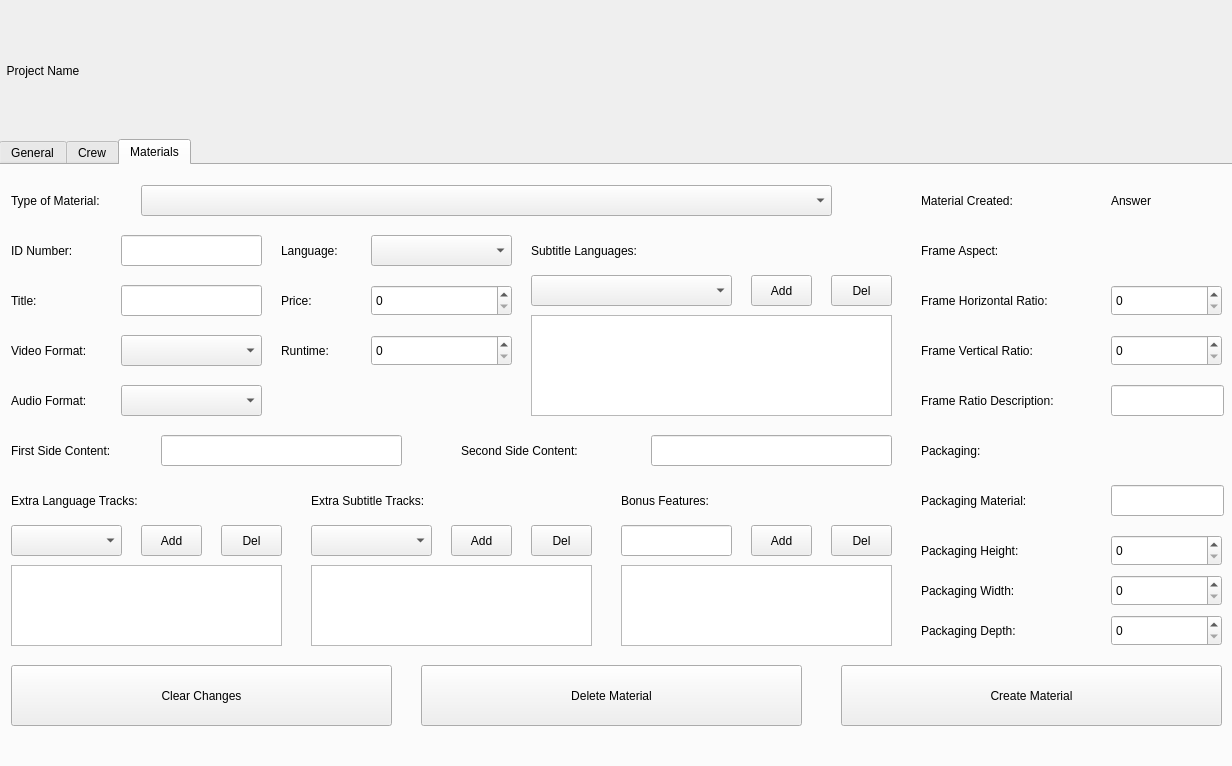
Above: TrekStarApp/forms/projectwindow.ui from EdwinLangley/SDI-TrekStar-Application before the change. Below: the same form after it.
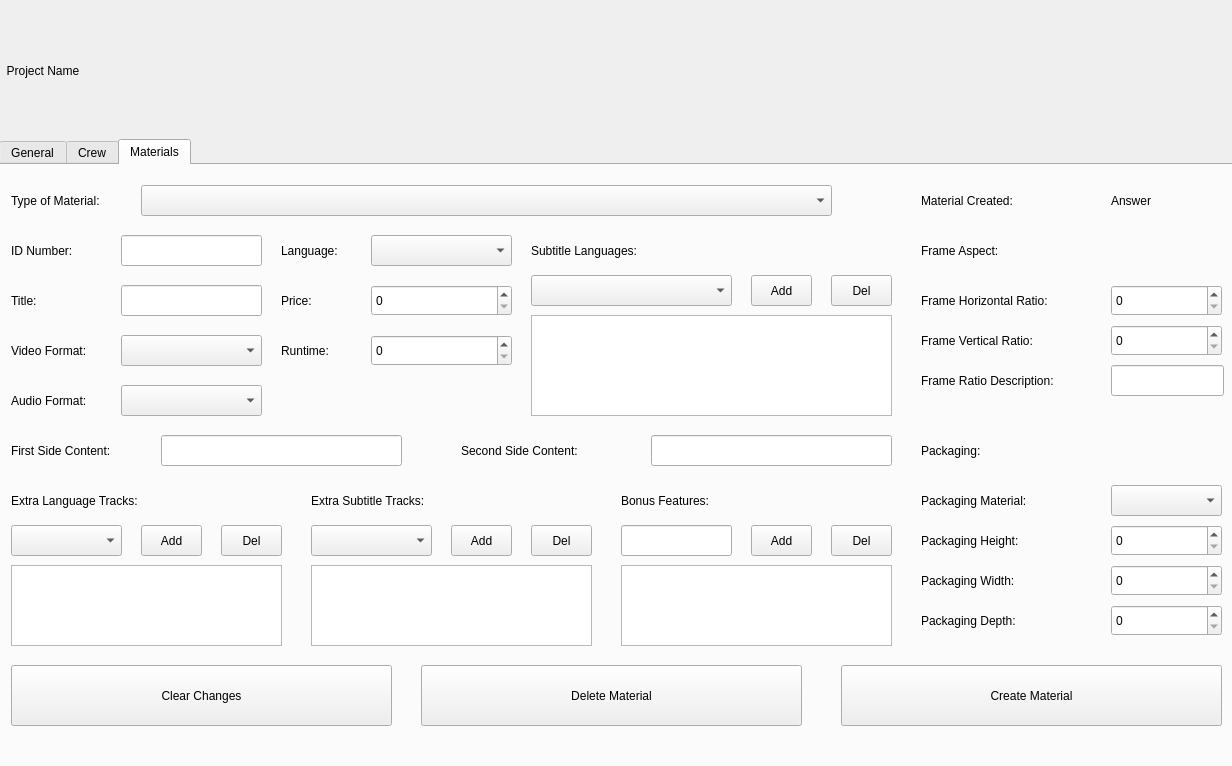
That is the form after the change.

Commit message: Packaging materials changed to combo box

Patch:
```diff
--- a/TrekStarApp/forms/projectwindow.ui
+++ b/TrekStarApp/forms/projectwindow.ui
@@ -1176,7 +1176,7 @@
      <property name="geometry">
       <rect>
        <x>1110</x>
-       <y>170</y>
+       <y>160</y>
        <width>111</width>
        <height>31</height>
       </rect>
@@ -1186,7 +1186,7 @@
      <property name="geometry">
       <rect>
        <x>920</x>
-       <y>170</y>
+       <y>160</y>
        <width>161</width>
        <height>31</height>
       </rect>
@@ -1212,7 +1212,7 @@
      <property name="geometry">
       <rect>
        <x>1110</x>
-       <y>220</y>
+       <y>200</y>
        <width>113</width>
        <height>31</height>
       </rect>
@@ -1222,7 +1222,7 @@
      <property name="geometry">
       <rect>
        <x>920</x>
-       <y>220</y>
+       <y>200</y>
        <width>181</width>
        <height>31</height>
       </rect>
@@ -1248,7 +1248,7 @@
      <property name="geometry">
       <rect>
        <x>920</x>
-       <y>370</y>
+       <y>360</y>
        <width>151</width>
        <height>31</height>
       </rect>
@@ -1261,7 +1261,7 @@
      <property name="geometry">
       <rect>
        <x>920</x>
-       <y>450</y>
+       <y>440</y>
        <width>151</width>
        <height>31</height>
       </rect>
@@ -1270,21 +1270,11 @@
       <string>Packaging Depth:</string>
      </property>
     </widget>
-    <widget class="QLineEdit" name="txtPackagingMaterial">
-     <property name="geometry">
-      <rect>
-       <x>1110</x>
-       <y>320</y>
-       <width>113</width>
-       <height>31</height>
-      </rect>
-     </property>
-    </widget>
     <widget class="QSpinBox" name="sbPackagingHeight">
      <property name="geometry">
       <rect>
        <x>1110</x>
-       <y>370</y>
+       <y>360</y>
        <width>111</width>
        <height>31</height>
       </rect>
@@ -1294,7 +1284,7 @@
      <property name="geometry">
       <rect>
        <x>1110</x>
-       <y>450</y>
+       <y>440</y>
        <width>111</width>
        <height>31</height>
       </rect>
@@ -1304,7 +1294,7 @@
      <property name="geometry">
       <rect>
        <x>920</x>
-       <y>410</y>
+       <y>400</y>
        <width>151</width>
        <height>31</height>
       </rect>
@@ -1317,7 +1307,17 @@
      <property name="geometry">
       <rect>
        <x>1110</x>
-       <y>410</y>
+       <y>400</y>
+       <width>111</width>
+       <height>31</height>
+      </rect>
+     </property>
+    </widget>
+    <widget class="QComboBox" name="cbPackagingMaterial">
+     <property name="geometry">
+      <rect>
+       <x>1110</x>
+       <y>320</y>
        <width>111</width>
        <height>31</height>
       </rect>
```
The commit also changes 1 other file.
